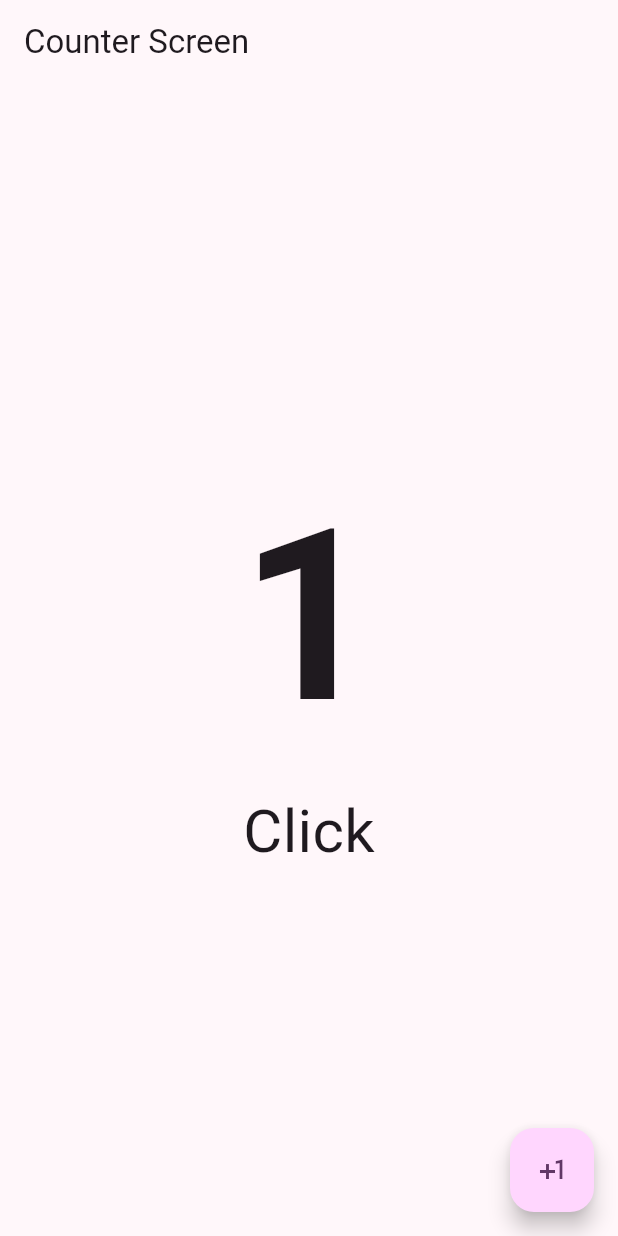
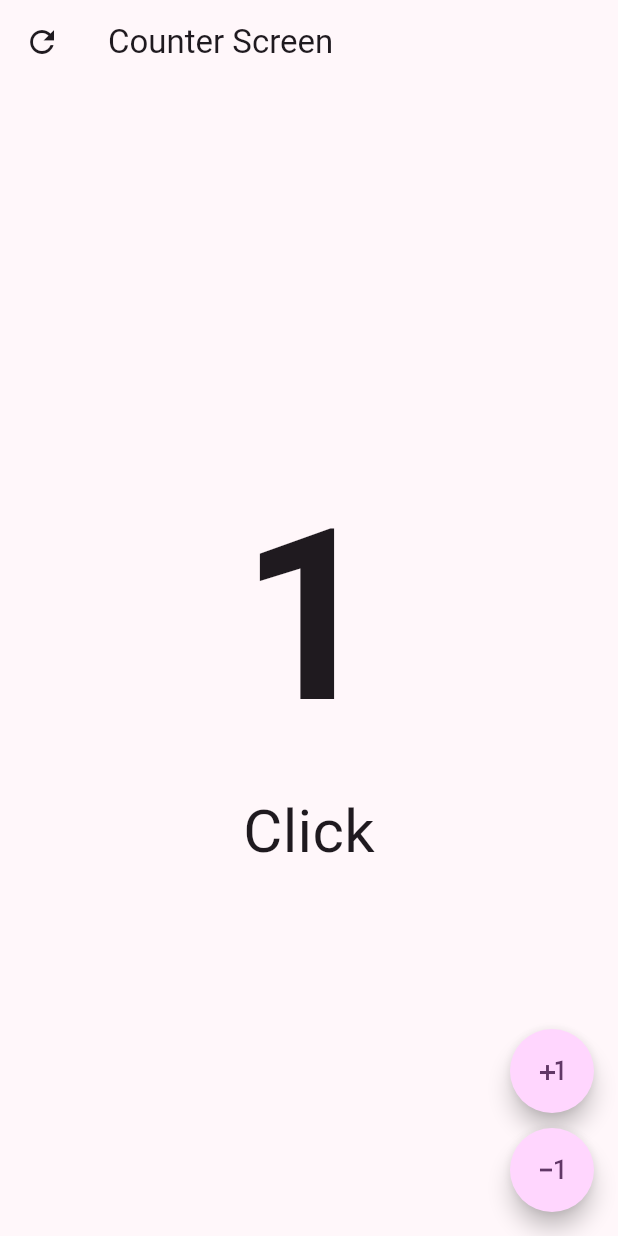
Before and after one commit to e-melara/flutter-counter-demo, a Flutter app: the screen it shows after launch, after a tap on the "plus one" icon, on a phone screen of 412 x 824 dp. Run offline on Flutter 3.47's test engine with Material 3 defaults, Android fonts, the phone set to English and light mode, and no system bars.

Commit message:
Custom Button Widget

```diff
--- /dev/null
+++ b/lib/componentes/custom_button.dart
@@ -0,0 +1,19 @@
+import 'package:flutter/material.dart';
+
+class CustomButton extends StatelessWidget {
+  final IconData icon;
+  final VoidCallback onPressed;
+
+  const CustomButton({super.key, required this.icon, required this.onPressed});
+
+  @override
+  Widget build(BuildContext context) {
+    return FloatingActionButton(
+      shape: const RoundedRectangleBorder(
+        borderRadius: BorderRadius.all(Radius.circular(50.0)),
+      ),
+      onPressed: onPressed,
+      child: Icon(icon),
+    );
+  }
+}
--- a/lib/presentation/screens/counter_screen.dart
+++ b/lib/presentation/screens/counter_screen.dart
@@ -1,4 +1,5 @@
 import 'package:flutter/material.dart';
+import 'package:flutter_demo_1/componentes/custom_button.dart';
 
 class CounterScreen extends StatefulWidget {
   const CounterScreen({super.key});
@@ -16,15 +17,38 @@ class _CounterScreenState extends State<CounterScreen> {
         (countClicked == 1 || countClicked == 0) ? 'Click' : 'Clicks';
     return Scaffold(
       appBar: AppBar(
-        title: const Text('Counter Screen'),
-      ),
-      floatingActionButton: FloatingActionButton(
-        onPressed: () {
-          setState(() {
-            countClicked++;
-          });
-        },
-        child: const Icon(Icons.plus_one),
+          title: const Text('Counter Screen'),
+          leading: IconButton(
+            icon: const Icon(Icons.refresh_outlined),
+            onPressed: () {
+              setState(() {
+                countClicked = 0;
+              });
+            },
+          )),
+      floatingActionButton: Column(
+        mainAxisAlignment: MainAxisAlignment.end,
+        children: [
+          CustomButton(
+              icon: Icons.plus_one,
+              onPressed: () {
+                setState(() {
+                  countClicked++;
+                });
+              }),
+          const SizedBox(
+            height: 10,
+          ),
+          CustomButton(
+              icon: Icons.exposure_minus_1_sharp,
+              onPressed: () {
+                if (countClicked >= 1) {
+                  setState(() {
+                    countClicked--;
+                  });
+                }
+              }),
+        ],
       ),
       body: Center(
         child: Column(
```
